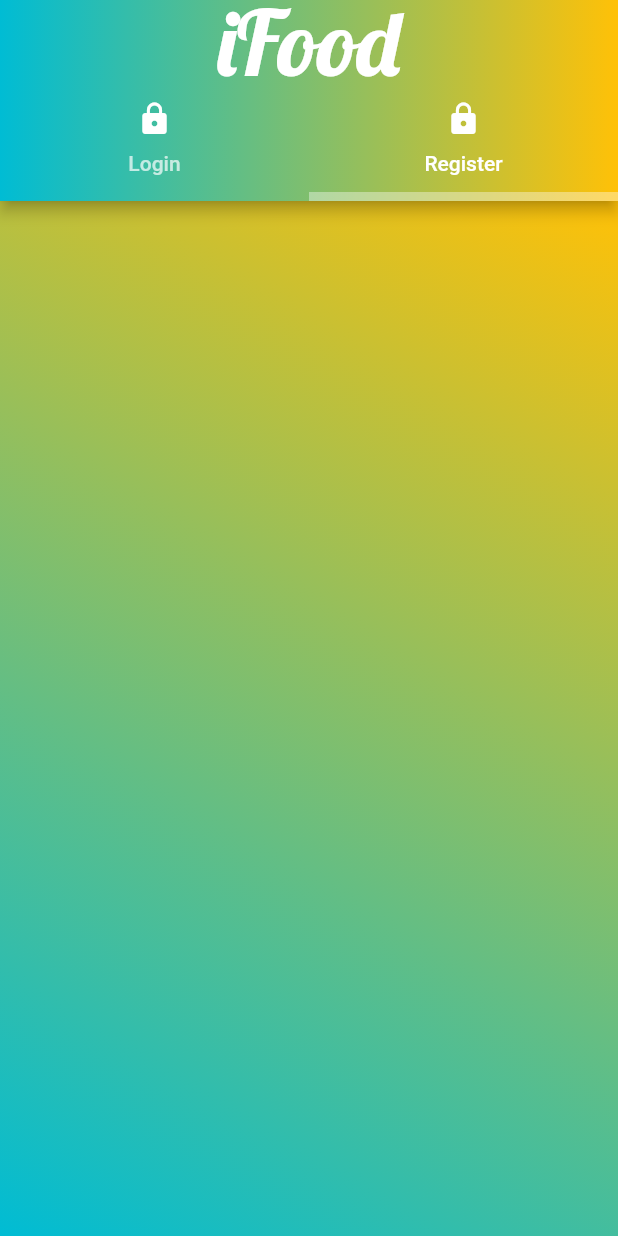
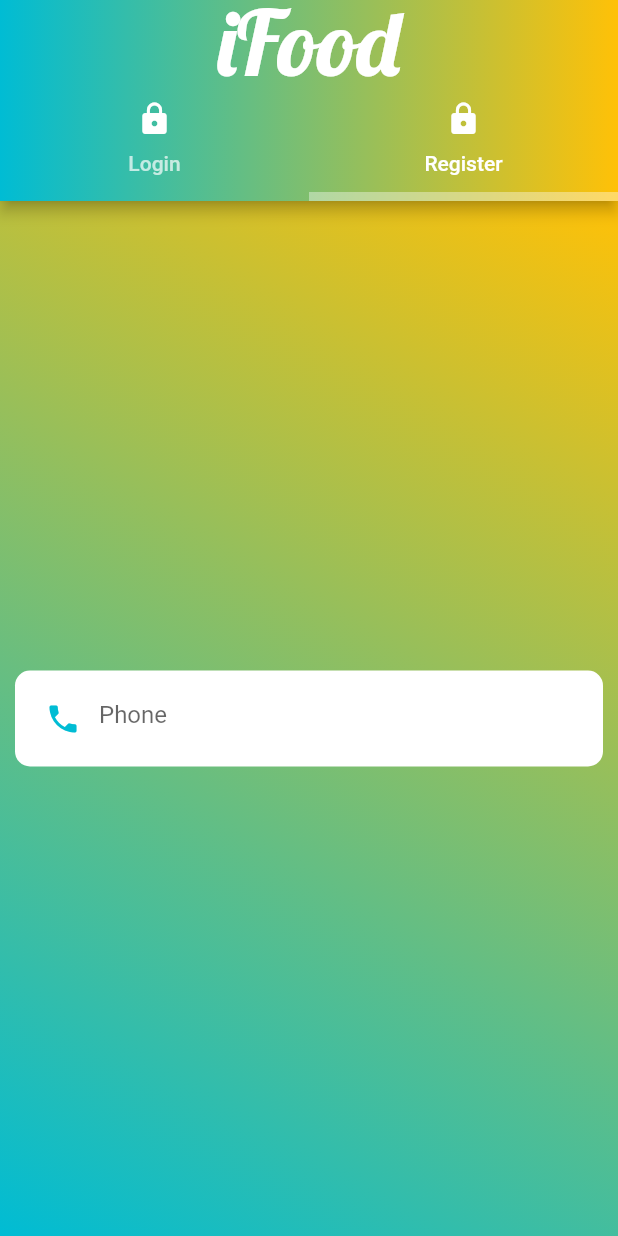
Before and after one commit to quangkhatran/sellers_app, a Flutter app: the AuthScreen screen opened directly, tab 2 chosen, on a phone screen of 412 x 824 dp. Run offline on Flutter 3.47's test engine with Material 2 defaults, Android fonts, the phone set to English and light mode, and no system bars.

Commit message:
add Custom Text Form Field

```diff
--- a/lib/authentication/register.dart
+++ b/lib/authentication/register.dart
@@ -1,4 +1,5 @@
 import 'package:flutter/material.dart';
+import 'package:sellers_app/widgets/custom_text_field.dart';
 
 class RegisterScreen extends StatefulWidget {
   const RegisterScreen({Key? key}) : super(key: key);
@@ -8,8 +9,16 @@ class RegisterScreen extends StatefulWidget {
 }
 
 class _RegisterScreenState extends State<RegisterScreen> {
+  TextEditingController anyController = TextEditingController();
   @override
   Widget build(BuildContext context) {
-    return Container();
+    return Center(
+      child: CustomTextField(
+        controller: anyController,
+        data: Icons.phone,
+        hintText: 'Phone',
+        isObscured: false,
+      ),
+    );
   }
 }
--- /dev/null
+++ b/lib/widgets/custom_text_field.dart
@@ -0,0 +1,45 @@
+import 'package:flutter/material.dart';
+
+class CustomTextField extends StatelessWidget {
+  final TextEditingController? controller;
+  final IconData? data;
+  final String? hintText;
+  bool? isObscured = true;
+  bool? enabled = true;
+
+  CustomTextField({
+    this.controller,
+    this.data,
+    this.hintText,
+    this.isObscured,
+    this.enabled,
+  });
+
+  @override
+  Widget build(BuildContext context) {
+    return Container(
+        decoration: const BoxDecoration(
+          color: Colors.white,
+          borderRadius: BorderRadius.all(
+            Radius.circular(10),
+          ),
+        ),
+        padding: const EdgeInsets.all(8.0),
+        margin: const EdgeInsets.all(10),
+        child: TextFormField(
+          enabled: enabled,
+          controller: controller,
+          obscureText: isObscured!,
+          cursorColor: Theme.of(context).primaryColor,
+          decoration: InputDecoration(
+            border: InputBorder.none,
+            prefixIcon: Icon(
+              data,
+              color: Colors.cyan,
+            ),
+            focusColor: Theme.of(context).primaryColor,
+            hintText: hintText,
+          ),
+        ));
+  }
+}
```
